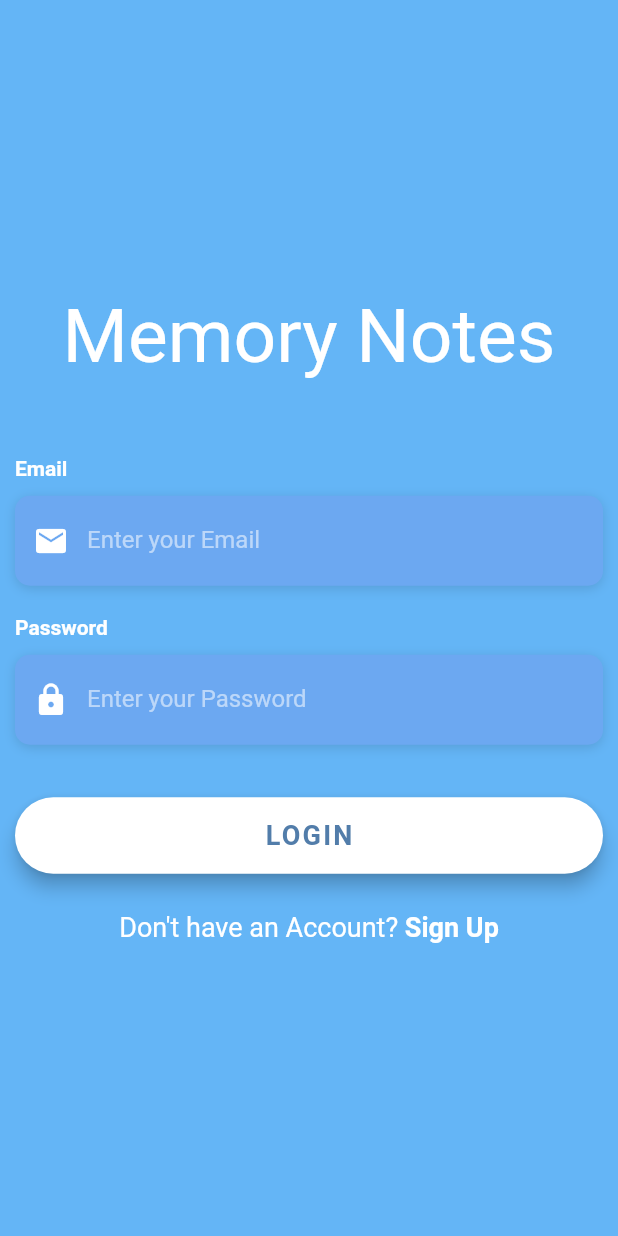
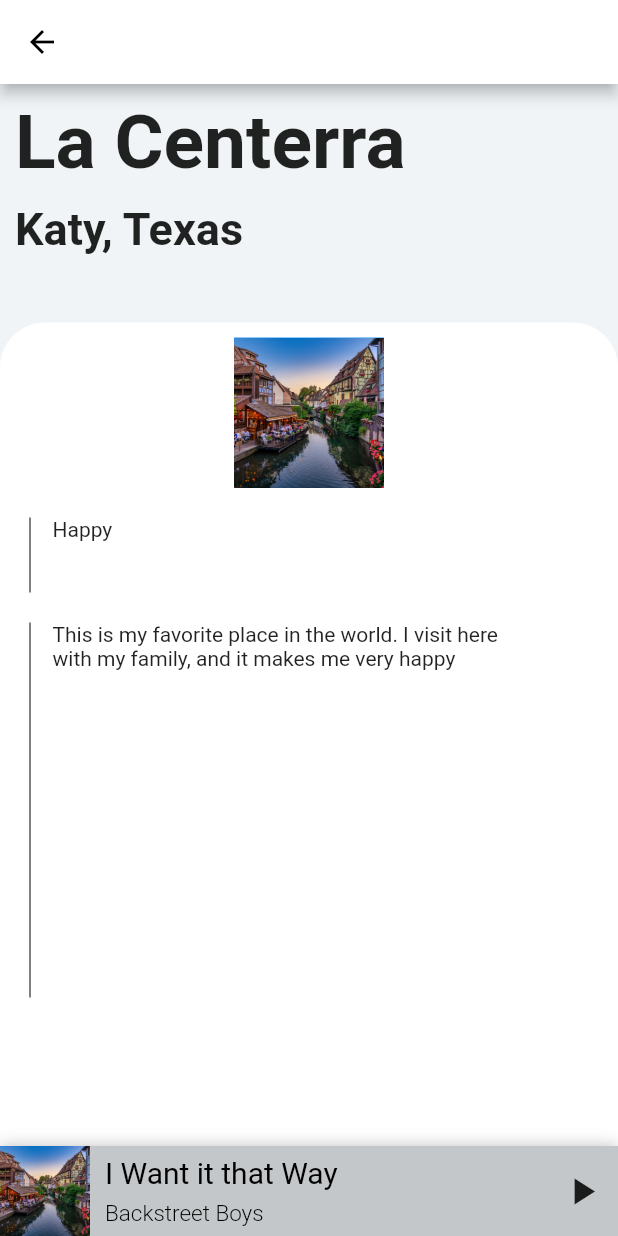
Before and after one commit to YuanSamuel/memory_notes, a Flutter app: the screen it shows after launch, on a phone screen of 412 x 824 dp. Run offline on Flutter 3.47's test engine with Material 2 defaults, Android fonts, the phone set to English and light mode, and no system bars; drawn by our look-alikes of sliding_up_panel; our stand-ins replace avatar_glow, cloud_firestore, curved_navigation_bar, firebase_auth, firebase_storage, geolocator and 6 more; missing offline and left inert: flutter_sound; accounts and stored records are empty; Roboto replaces fonts that are missing (OpenSans).

Commit message:
view memory screen hardcoded

```diff
--- a/lib/main.dart
+++ b/lib/main.dart
@@ -3,6 +3,7 @@ import 'package:memorynotes/screens/add_memory_screen.dart';
 import 'package:memorynotes/screens/home_screen.dart';
 import 'package:memorynotes/screens/login_page.dart';
 import 'package:memorynotes/screens/onboarding_screen.dart';
+import 'package:memorynotes/screens/view_memory_screen.dart';
 
 void main() => runApp(MyApp());
 
@@ -17,7 +18,7 @@ class MyApp extends StatelessWidget {
 
         primarySwatch: Colors.blue,
       ),
-      home: LoginPage(),
+      home: ViewMemoryScreen(),
     );
   }
 }
--- a/lib/screens/view_memory_screen.dart
+++ b/lib/screens/view_memory_screen.dart
@@ -0,0 +1,217 @@
+import 'package:flutter/material.dart';
+import 'package:memorynotes/utils/StyleConstants.dart';
+import 'package:sliding_up_panel/sliding_up_panel.dart';
+
+class ViewMemoryScreen extends StatefulWidget {
+  @override
+  _ViewMemoryScreenState createState() => _ViewMemoryScreenState();
+}
+
+class _ViewMemoryScreenState extends State<ViewMemoryScreen> {
+
+  Widget _nowPlayingPanel() {
+    return Scaffold(
+      body: Container(
+        //height: 10.0,
+          color: StyleConstants.backgroundColorDark,
+          child: Row(
+            children: <Widget>[
+              //little picture
+              Container(
+                height: 60.0,
+                width: 60.0,
+                child: Image.asset(
+                  'assets/images/1.jpg',
+                  fit: BoxFit.cover,
+                ),
+              ),
+              SizedBox(
+                width: 10.0,
+              ),
+              //song name and artist
+              Column(
+                mainAxisAlignment: MainAxisAlignment.spaceEvenly,
+                crossAxisAlignment: CrossAxisAlignment.start,
+                children: <Widget>[
+                  Text(
+                    'I Want it that Way',
+                    style: TextStyle(
+                        color: Colors.black,
+                        fontSize: 20.0,
+                        fontWeight: FontWeight.w400),
+                  ),
+                  Text(
+                    'Backstreet Boys',
+                    style: TextStyle(
+                        color: Colors.black,
+                        fontSize: 15.0,
+                        fontWeight: FontWeight.w300),
+                  ),
+                ],
+              ),
+              Spacer(),
+              IconButton(
+                icon: Icon(
+                  Icons.play_arrow,
+                  size: 30.0,
+                ),
+                onPressed: () {},
+              ),
+            ],
+          )),
+    );
+  }
+
+  @override
+  Widget build(BuildContext context) {
+    double width = MediaQuery.of(context).size.width;
+    double height = MediaQuery.of(context).size.height;
+
+    return
+      SlidingUpPanel(
+        panel: _nowPlayingPanel(),
+        minHeight: 60.0,
+        maxHeight: 60.0,
+        backdropColor: StyleConstants.backgroundColor,
+        body: Scaffold(
+          backgroundColor: StyleConstants.backgroundColor,
+          appBar: AppBar(
+            leading: BackButton(
+              color: Colors.black,
+            ),
+            backgroundColor: Colors.white,
+          ),
+          body: SingleChildScrollView(
+            child: Container(
+              width: width,
+              height: height,
+              child: Column(
+                crossAxisAlignment: CrossAxisAlignment.start,
+                children: <Widget>[
+
+                  SizedBox(
+                    height: 10,
+                  ),
+                  //title text
+                  Padding(
+                    padding: const EdgeInsets.only(left: 10.0),
+                    child: Text(
+                      'La Centerra',
+                      style: TextStyle(fontSize: 50.0, fontWeight: FontWeight.bold),
+                    ),
+                  ),
+                  SizedBox(
+                    height: 10.0,
+                  ),
+                  Padding(
+                    padding: const EdgeInsets.only(left: 10.0),
+                    child: Text(
+                      'Katy, Texas',
+                      style: TextStyle(fontSize: 30.0, fontWeight: FontWeight.w600),
+                    ),
+                  ),
+                  SizedBox(
+                    height: 15.0,
+                  ),
+
+                  SizedBox(
+                    height: 10.0,
+                  ),
+                  SizedBox(
+                    height: 20.0,
+                  ),
+
+                  //bottom card thingy
+                  Expanded(
+                    child: Container(
+                      decoration: BoxDecoration(
+                          color: Colors.white,
+                          borderRadius: BorderRadius.only(
+                            topLeft: Radius.circular(30.0),
+                            topRight: Radius.circular(30.0),
+                          )),
+                      child: ClipRRect(
+                        borderRadius: BorderRadius.only(
+                          topLeft: Radius.circular(30.0),
+                          topRight: Radius.circular(30.0),
+                        ),
+                        child: Column(
+                          children: <Widget>[
+                            SizedBox(
+                              height: 10.0,
+                            ),
+
+                            Container(
+                              height: 100.0,
+                              width: 100.0,
+                              child: Image.asset('assets/images/1.jpg', fit: BoxFit.cover,),
+                              color: Colors.blue,
+                            ),
+
+                            SizedBox(
+                              height: 10.0,
+                            ),
+
+                            //text input one
+                            Row(
+                              children: <Widget>[
+                                SizedBox(
+                                  width: 15.0,
+                                ),
+                                Container(
+                                    height: 50.0,
+                                    child: VerticalDivider(
+                                      color: Colors.black,
+                                      width: 10.0,
+                                    )),
+                                Container(
+                                  margin: EdgeInsets.all(10.0),
+                                  height: 50.0,
+                                  width: width - 100,
+                                  color: Colors.white,
+                                  child: Text(
+                                    'Happy '
+                                  ),
+                                ),
+                              ],
+                            ),
+
+                            //text input
+                            Row(
+                              children: <Widget>[
+                                SizedBox(
+                                  width: 15.0,
+                                ),
+                                Container(
+                                    height: 250.0,
+                                    child: VerticalDivider(
+                                      color: Colors.black,
+                                      width: 10.0,
+                                    )),
+                                Container(
+                                  margin: EdgeInsets.all(10.0),
+                                  height: 250.0,
+                                  width: width - 100,
+                                  color: Colors.white,
+                                  child: Text(
+                                    'This is my favorite place in the world. I visit here with my family, and it makes me very happy'
+                                  ),
+                                ),
+                              ],
+                            ),
+                            SizedBox(
+                              height: 5.0,
+                            ),
+                          ],
+                        ),
+                      ),
+                    ),
+                  ),
+                ],
+              ),
+            ),
+          ),
+        ),
+      );
+  }
+}
```
